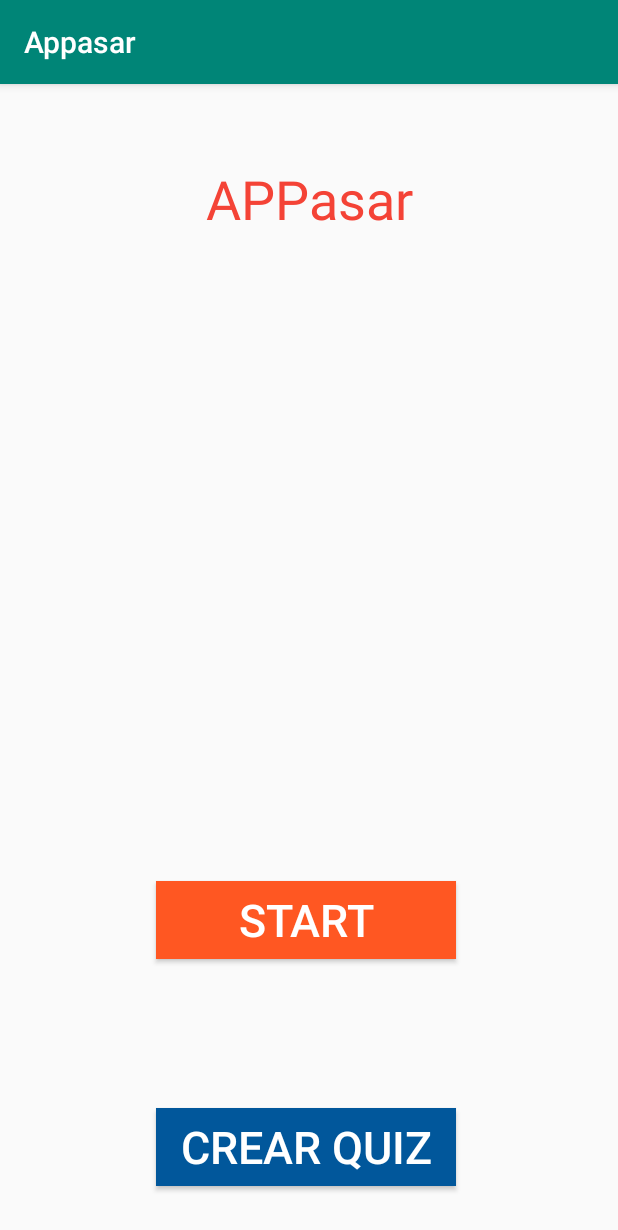
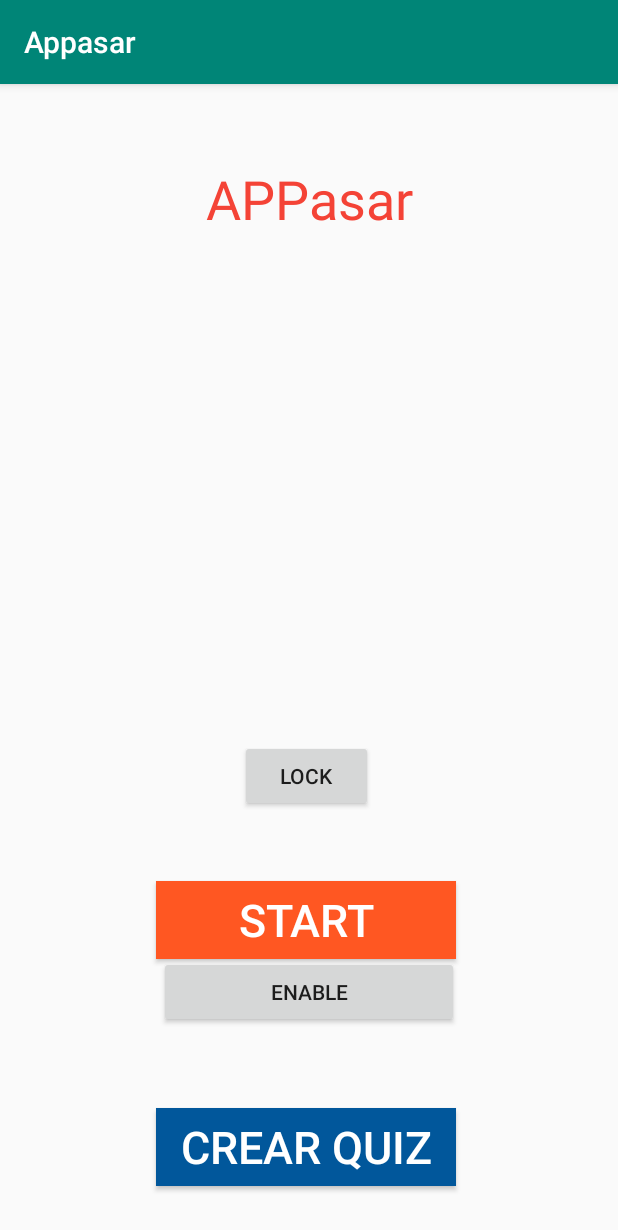
Before and after one commit to anamartinezsan/estudiAPP, an Android app: the screen it shows after launch (MainActivity), on a phone screen of 412 x 824 dp. Shown: the top 1230 px of the screen. Run offline under Robolectric (Android 15) with nearby library versions, the light colour scheme and no system bars.

Commit message:
Lock feo

```diff
--- a/app/src/main/java/com/example/estudiapp/MainActivity.java
+++ b/app/src/main/java/com/example/estudiapp/MainActivity.java
@@ -2,18 +2,37 @@ package com.example.estudiapp;
 
 import androidx.appcompat.app.AppCompatActivity;
 
+import android.app.Activity;
+import android.app.admin.DevicePolicyManager;
+import android.content.ComponentName;
 import android.content.Intent;
 import android.os.Bundle;
 import android.view.View;
 import android.widget.Button;
 import android.widget.EditText;
+import android.widget.Toast;
 
-public class MainActivity extends AppCompatActivity {
+public class MainActivity extends AppCompatActivity implements View.OnClickListener{
+
+    private Button lock, disable, enable;
+    public static final int RESULT_ENABLE = 11;
+    private DevicePolicyManager devicePolicyManager;
+    private ComponentName compName;
 
     @Override
     protected void onCreate(Bundle savedInstanceState) {
         super.onCreate(savedInstanceState);
         setContentView(R.layout.activity_main);
+
+        devicePolicyManager = (DevicePolicyManager) getSystemService(DEVICE_POLICY_SERVICE);
+        compName = new ComponentName(this, MyAdmin.class);
+
+        lock = (Button) findViewById(R.id.btnLock);
+        enable = (Button) findViewById(R.id.enableBtn);
+        disable = (Button) findViewById(R.id.disableBtn);
+        lock.setOnClickListener(this);
+        enable.setOnClickListener(this);
+        disable.setOnClickListener(this);
 
         Button startbutton=(Button)findViewById(R.id.button);
         Button aboutbutton=(Button)findViewById(R.id.button2);
@@ -37,4 +56,52 @@ public class MainActivity extends AppCompatActivity {
             }
         });
     }
+
+    @Override
+    protected void onResume() {
+        super.onResume();
+        boolean isActive = devicePolicyManager.isAdminActive(compName);
+        disable.setVisibility(isActive ? View.VISIBLE : View.GONE);
+        enable.setVisibility(isActive ? View.GONE : View.VISIBLE);
+    }
+
+    @Override
+    protected void onActivityResult(int requestCode, int resultCode, Intent data) {
+        switch(requestCode) {
+            case RESULT_ENABLE :
+                if (resultCode == Activity.RESULT_OK) {
+                    Toast.makeText(MainActivity.this, "You have enabled the Admin Device features", Toast.LENGTH_SHORT).show();
+                } else {
+                    Toast.makeText(MainActivity.this, "Problem to enable the Admin Device features", Toast.LENGTH_SHORT).show();
+                }
+                break;
+        }
+
+        super.onActivityResult(requestCode, resultCode, data);
+    }
+
+    public void onClick(View view) {
+        if (view == lock) {
+            boolean active = devicePolicyManager.isAdminActive(compName);
+
+            if (active) {
+                devicePolicyManager.lockNow();
+                //Intent in = new Intent(MainActivity.this, Exam.class);
+                //startActivity(in);
+            } else {
+                Toast.makeText(this, "You need to enable the Admin Device Features", Toast.LENGTH_SHORT).show();
+            }
+
+        } else if (view == enable) {
+            Intent intent = new Intent(DevicePolicyManager.ACTION_ADD_DEVICE_ADMIN);
+            intent.putExtra(DevicePolicyManager.EXTRA_DEVICE_ADMIN, compName);
+            intent.putExtra(DevicePolicyManager.EXTRA_ADD_EXPLANATION, "Additional text explaining why we need this permission");
+            startActivityForResult(intent, RESULT_ENABLE);
+
+        } else if (view == disable) {
+            devicePolicyManager.removeActiveAdmin(compName);
+            disable.setVisibility(View.GONE);
+            enable.setVisibility(View.VISIBLE);
+        }
+    }
 }
--- a/app/src/main/res/layout/activity_main.xml
+++ b/app/src/main/res/layout/activity_main.xml
@@ -50,4 +50,35 @@
         android:textSize="30dp"
         android:visibility="visible" />
 
+    <Button
+        android:id="@+id/btnLock"
+        android:layout_width="wrap_content"
+        android:layout_height="wrap_content"
+        android:layout_above="@+id/button"
+        android:layout_alignParentStart="true"
+        android:layout_alignParentEnd="true"
+        android:layout_marginStart="160dp"
+        android:layout_marginEnd="163dp"
+        android:layout_marginBottom="46dp"
+        android:onClick="onClick"
+        android:text="lock" />
+
+    <Button
+    android:id="@+id/enableBtn"
+    android:layout_width="200dp"
+    android:layout_height="wrap_content"
+    android:layout_marginTop="50dp"
+    android:text="Enable"
+    android:layout_centerHorizontal="true"
+    android:layout_below="@id/btnLock"/>
+
+    <Button
+        android:id="@+id/disableBtn"
+        android:layout_width="200dp"
+        android:layout_height="wrap_content"
+        android:layout_marginTop="50dp"
+        android:text="Disable"
+        android:layout_centerHorizontal="true"
+        android:layout_below="@id/enableBtn"/>
+
 </RelativeLayout>
--- /dev/null
+++ b/app/src/main/res/xml/policies.xml
@@ -0,0 +1,6 @@
+<?xml version="1.0" encoding="utf-8"?>
+<device-admin xmlns:android="http://schemas.android.com/apk/res/android">
+    <uses-policies>
+        <force-lock />
+    </uses-policies>
+</device-admin>
```
Also changed, not shown: app/src/main/AndroidManifest.xml (+9 -0 lines), app/src/main/java/com/example/estudiapp/MyAdmin.java (added, +19 -0 lines).
